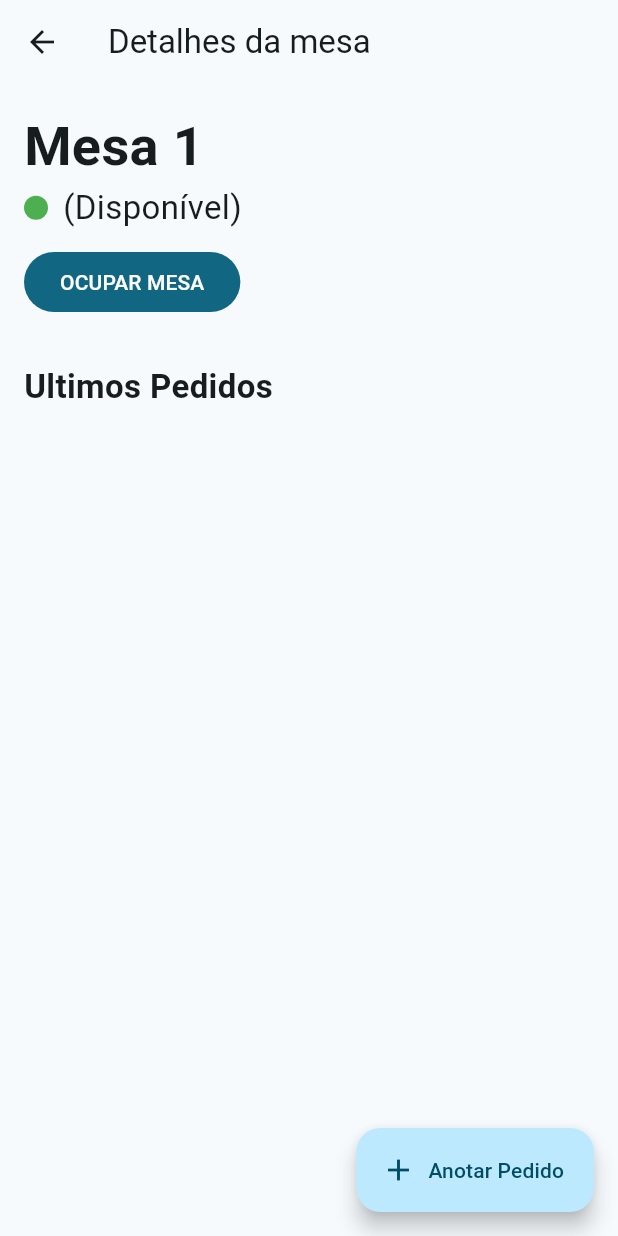
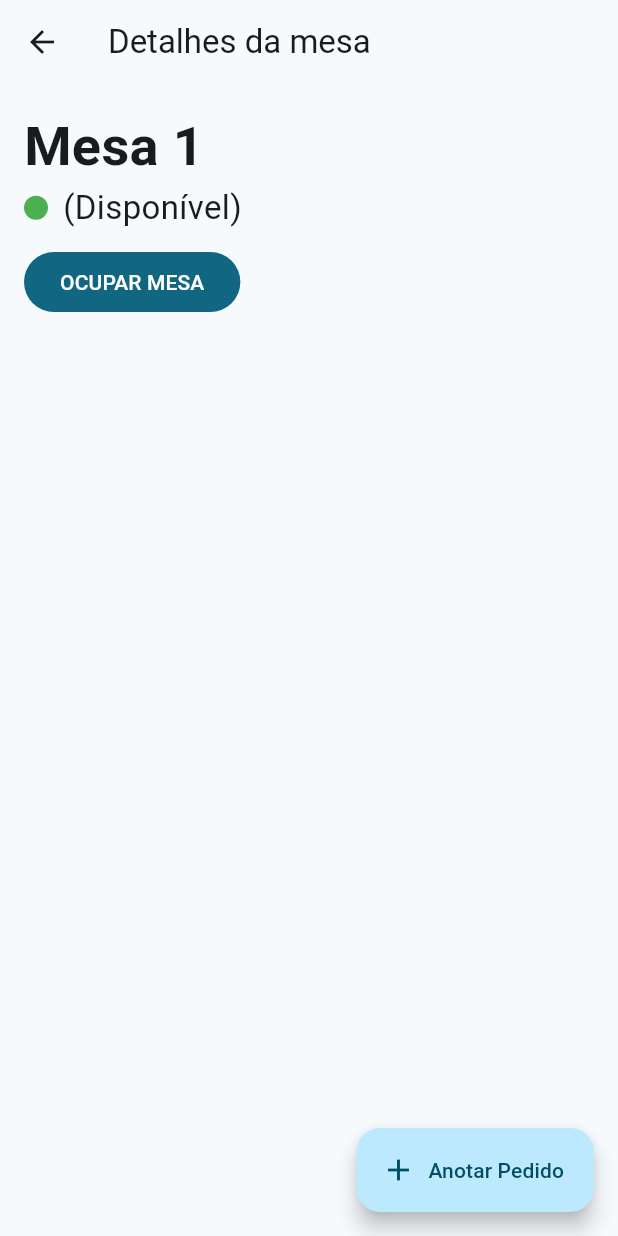
Before and after one commit to joaopaulozorek/pizzeria-challenge, a Flutter app: the TableDetailPage screen opened directly with empty values, on a phone screen of 412 x 824 dp. Run offline on Flutter 3.47's test engine with Material 2 defaults, Android fonts, the phone set to English and light mode, and no system bars; our stand-ins replace flutter_mobx, flutter_modular, mobx, sqflite; accounts and stored records are empty; generated files the repository leaves out were written again.

Commit message:
atualizando a detail page

```diff
--- a/lib/app/features/home/pages/table_detail_page.dart
+++ b/lib/app/features/home/pages/table_detail_page.dart
@@ -69,19 +69,12 @@ class _TableDetailPageState extends State<TableDetailPage> {
                       : 'OCUPAR MESA',
                 ),
               ),
-              const SizedBox(
-                height: 30,
-              ),
-              const Text(
-                'Ultimos Pedidos',
-                style: TextStyle(fontSize: 22, fontWeight: FontWeight.bold),
-              ),
             ],
           ),
         ),
         floatingActionButton: FloatingActionButton.extended(
             onPressed: () {
-              Modular.to.navigate('order/', arguments: widget.tableModel);
+              Modular.to.pushNamed('order/', arguments: widget.tableModel);
             },
             label: const Text('Anotar Pedido'),
             icon: const Icon(Icons.add)),
```
